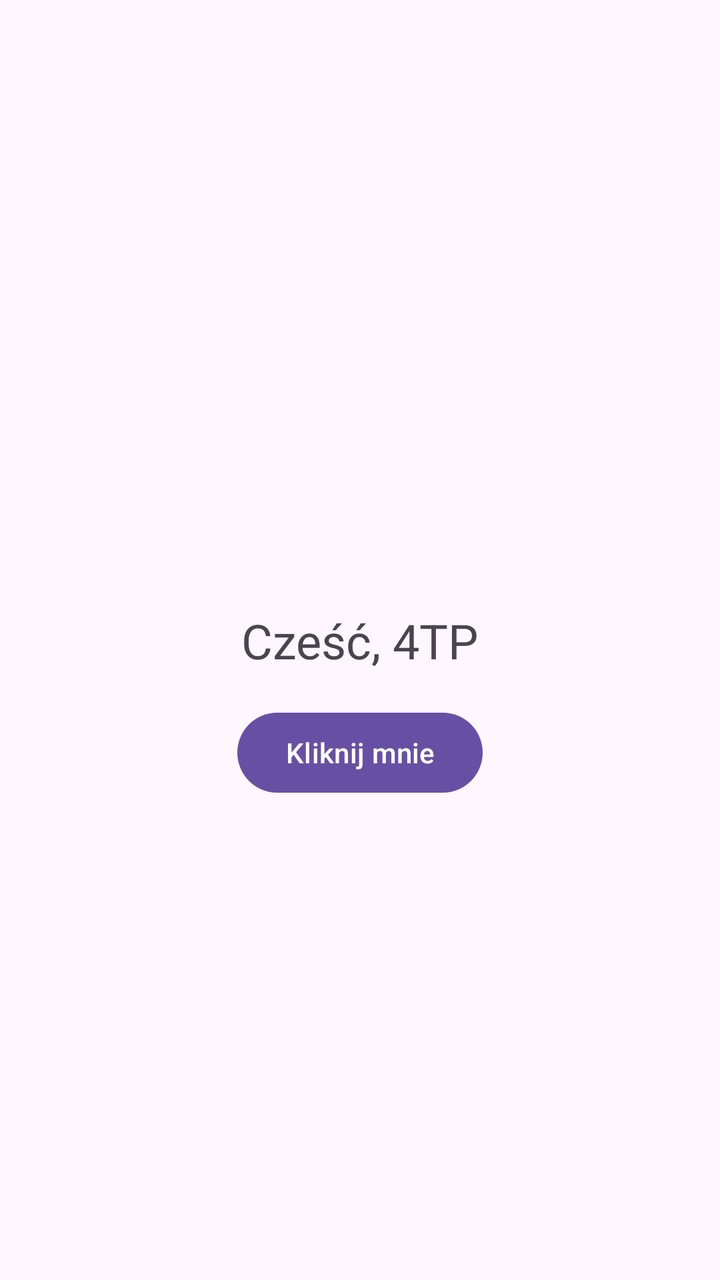
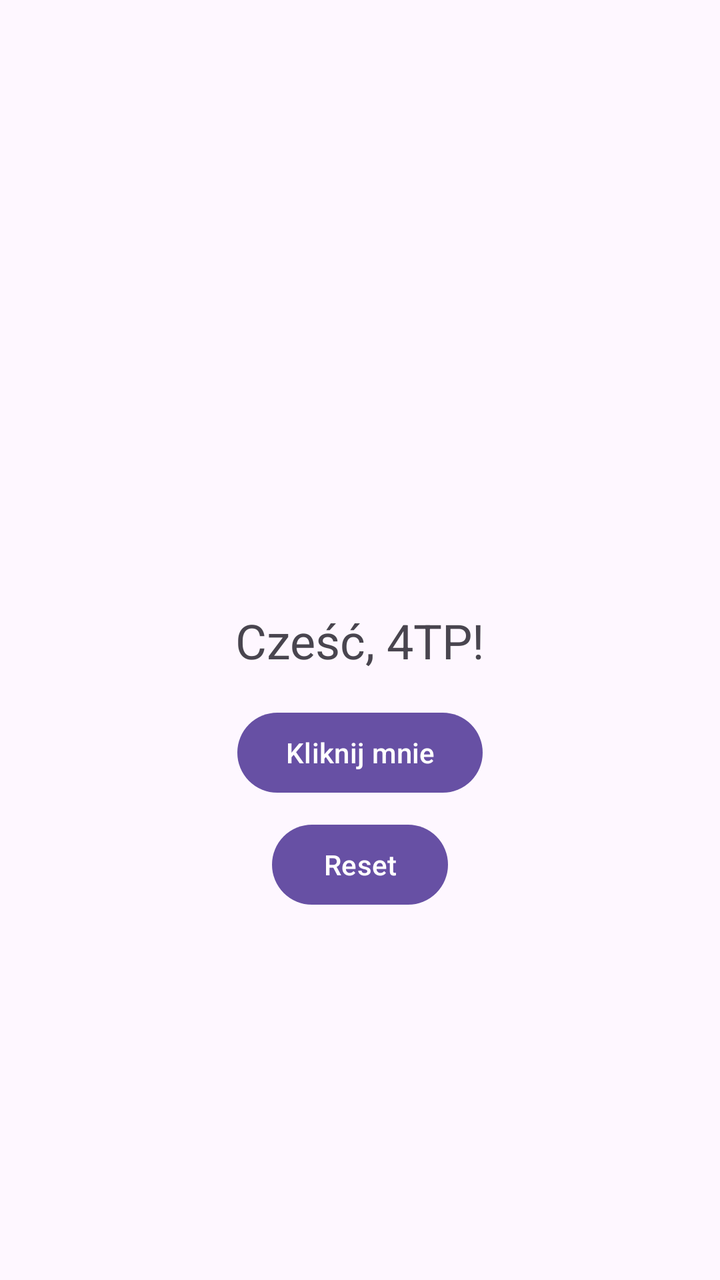

Compare the two renders of this Android layout. The source of the first and the diff that turns it into the second are given below.
<!-- AndroidManifest.xml: application theme Theme.HelloApp -->
<!-- res/layout/activity_main.xml -->
<?xml version="1.0" encoding="utf-8"?>
<androidx.constraintlayout.widget.ConstraintLayout xmlns:android="http://schemas.android.com/apk/res/android"
    xmlns:app="http://schemas.android.com/apk/res-auto"
    xmlns:tools="http://schemas.android.com/tools"
    android:id="@+id/main"
    android:layout_width="match_parent"
    android:layout_height="match_parent"
    tools:context=".MainActivity">

    <TextView
        android:id="@+id/text_greeting"
        android:layout_width="wrap_content"
        android:layout_height="wrap_content"
        android:text="@string/greeting"
        android:textSize="24sp"
        app:layout_constraintBottom_toBottomOf="parent"
        app:layout_constraintEnd_toEndOf="parent"
        app:layout_constraintStart_toStartOf="parent"
        app:layout_constraintTop_toTopOf="parent" />
    <Button
        android:id="@+id/button_click"
        android:layout_width="wrap_content"
        android:layout_height="wrap_content"
        android:layout_marginTop="16dp"
        android:text="@string/button_click"
        app:layout_constraintEnd_toEndOf="parent"
        app:layout_constraintStart_toStartOf="parent"
        app:layout_constraintTop_toBottomOf="@id/text_greeting" />

</androidx.constraintlayout.widget.ConstraintLayout>
<!-- resources referenced by this layout -->
<resources>
  <string name="button_click">Kliknij mnie</string>
  <string name="greeting">Cześć, 4TP</string>
  <style name="Theme.HelloApp" parent="Base.Theme.HelloApp" />
  <style name="Base.Theme.HelloApp" parent="Theme.Material3.DayNight.NoActionBar">
          
          
      </style>
</resources>

<!-- the commit's change to res/layout/activity_main.xml (unified diff, before → after) -->
@@ -17,6 +17,7 @@
         app:layout_constraintEnd_toEndOf="parent"
         app:layout_constraintStart_toStartOf="parent"
         app:layout_constraintTop_toTopOf="parent" />
+
     <Button
         android:id="@+id/button_click"
         android:layout_width="wrap_content"
@@ -27,4 +28,14 @@
         app:layout_constraintStart_toStartOf="parent"
         app:layout_constraintTop_toBottomOf="@id/text_greeting" />
 
+    <Button
+        android:id="@+id/button_reset"
+        android:layout_width="wrap_content"
+        android:layout_height="wrap_content"
+        android:layout_marginTop="8dp"
+        android:text="@string/button_reset"
+        app:layout_constraintEnd_toEndOf="parent"
+        app:layout_constraintStart_toStartOf="parent"
+        app:layout_constraintTop_toBottomOf="@id/button_click" />
+
 </androidx.constraintlayout.widget.ConstraintLayout>
<!-- resource entries referenced after the edit -->
@@ -1,7 +1,8 @@
 <!-- resources referenced by this layout -->
 <resources>
   <string name="button_click">Kliknij mnie</string>
-  <string name="greeting">Cześć, 4TP</string>
+  <string name="button_reset">Reset</string>
+  <string name="greeting">Cześć, 4TP!</string>
   <style name="Theme.HelloApp" parent="Base.Theme.HelloApp" />
   <style name="Base.Theme.HelloApp" parent="Theme.Material3.DayNight.NoActionBar">
           
